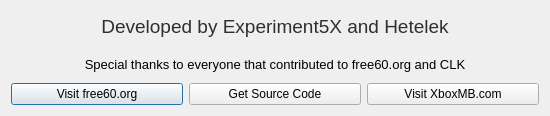
First picture: the form in XDBF/about.ui, repository chiragrajdadhich05iitp/xbox-xdbf-toolkit, before the edit.
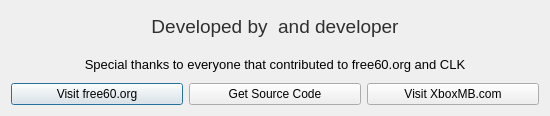
Second picture: the form after the edit. Icons and pictures are not drawn.

What changed in the file:
```diff
--- a/XDBF/about.ui
+++ b/XDBF/about.ui
@@ -34,7 +34,7 @@
 &lt;html&gt;&lt;head&gt;&lt;meta name=&quot;qrichtext&quot; content=&quot;1&quot; /&gt;&lt;style type=&quot;text/css&quot;&gt;
 p, li { white-space: pre-wrap; }
 &lt;/style&gt;&lt;/head&gt;&lt;body style=&quot; font-family:'MS Shell Dlg 2'; font-size:8.25pt; font-weight:400; font-style:normal;&quot;&gt;
-&lt;p align=&quot;center&quot; style=&quot; margin-top:0px; margin-bottom:0px; margin-left:0px; margin-right:0px; -qt-block-indent:0; text-indent:0px;&quot;&gt;&lt;span style=&quot; font-size:14pt; color:#2f2f2f;&quot;&gt;Developed by Experiment5X and Hetelek&lt;/span&gt;&lt;/p&gt;
+&lt;p align=&quot;center&quot; style=&quot; margin-top:0px; margin-bottom:0px; margin-left:0px; margin-right:0px; -qt-block-indent:0; text-indent:0px;&quot;&gt;&lt;span style=&quot; font-size:14pt; color:#2f2f2f;&quot;&gt;Developed by  and developer&lt;/span&gt;&lt;/p&gt;
 &lt;p style=&quot;-qt-paragraph-type:empty; margin-top:0px; margin-bottom:0px; margin-left:0px; margin-right:0px; -qt-block-indent:0; text-indent:0px; font-size:12pt; text-decoration: underline; color:#707070;&quot;&gt;&lt;/p&gt;
 &lt;p align=&quot;center&quot; style=&quot; margin-top:0px; margin-bottom:0px; margin-left:0px; margin-right:0px; -qt-block-indent:0; text-indent:0px;&quot;&gt;&lt;span style=&quot; font-size:10pt;&quot;&gt;Special thanks to everyone that contributed to free60.org and CLK&lt;/span&gt;&lt;/p&gt;&lt;/body&gt;&lt;/html&gt;</string>
        </property>
```
